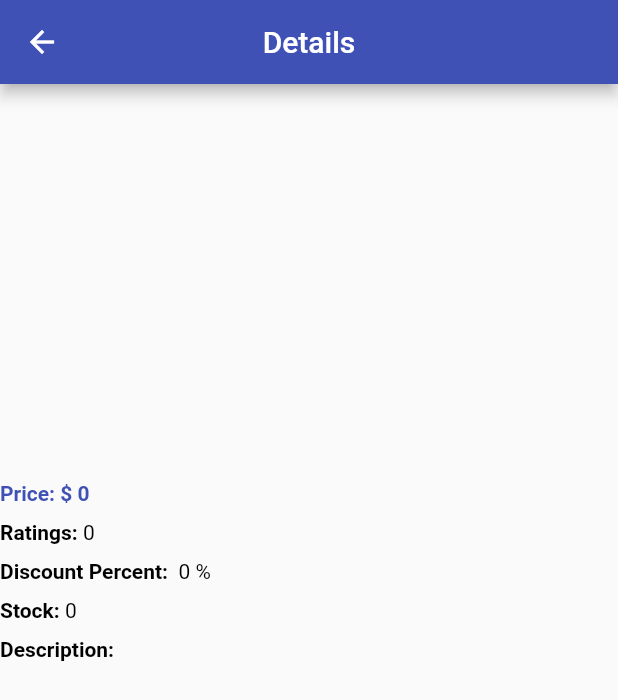
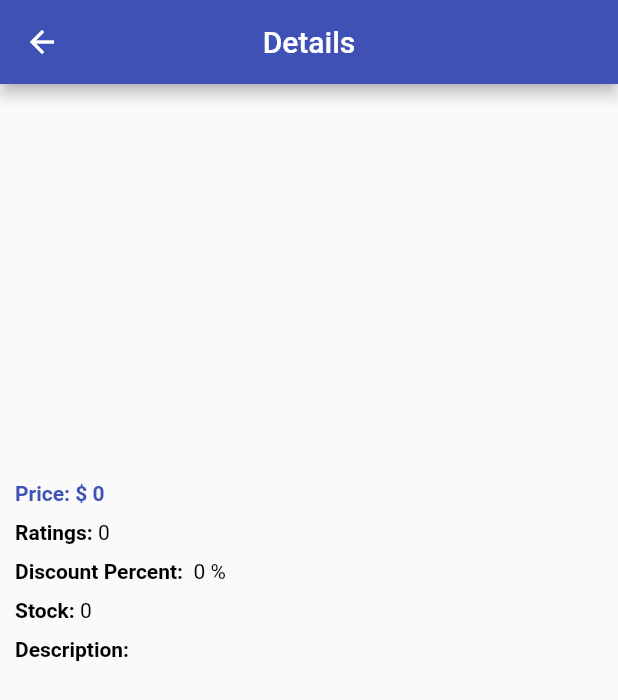
Before and after one commit to purnima-gosain/api-in-carousel, a Flutter app: the DetailsPage screen opened directly with empty values, on a phone screen of 412 x 824 dp. Shown: the top 700 px of the screen. Run offline on Flutter 3.47's test engine with Material 2 defaults, Android fonts, the light colour scheme and no system bars; drawn by our look-alikes of carousel_slider; our stand-ins replace dio, dots_indicator; network calls fail.

Commit message:
style:extracted widget and added padding

```diff
--- a/api_carousel/lib/view/pages/details_page.dart
+++ b/api_carousel/lib/view/pages/details_page.dart
@@ -41,43 +41,16 @@ class _DetailsPageState extends State<DetailsPage> {
           child: Column(
         crossAxisAlignment: CrossAxisAlignment.start,
         children: [
-          CarouselSlider.builder(
-              itemCount: widget.image!.length,
-              itemBuilder: (context, index, realIndex) {
-                final urlImage = widget.image![index];
-                return Image.network(urlImage);
-              },
-              options: CarouselOptions(
-                  autoPlay: false,
-                  enableInfiniteScroll: false,
-                  enlargeCenterPage: true,
-                  viewportFraction: 1,
-                  autoPlayInterval: const Duration(seconds: 2),
-                  onPageChanged: (index, reason) =>
-                      setState(() => _currentPosition = index))),
-          Center(
-            child: DotsIndicator(
-              dotsCount: widget.image!.length,
-              position: _currentPosition.toDouble(),
-              decorator: DotsDecorator(
-                  size: const Size(19, 5),
-                  shape: RoundedRectangleBorder(
-                      borderRadius: BorderRadius.circular(18.0)),
-                  activeSize: const Size(19, 5),
-                  activeShape: RoundedRectangleBorder(
-                      borderRadius: BorderRadius.circular(18.0))),
-            ),
-          ),
-          Text(
-            widget.title ?? "",
-            textAlign: TextAlign.left,
-            style: const TextStyle(fontWeight: FontWeight.w700, fontSize: 20),
-          ),
+          slider(),
+          dotsIndicator(),
+          Padding(
+            padding: const EdgeInsets.symmetric(horizontal: 10),
+            child: Column(
+              crossAxisAlignment: CrossAxisAlignment.start,
+              children: [
+                _title(widget: widget),
                 const SizedBox(height: 10),
-          Text("Price: \$ ${widget.price.toString()}",
-              textAlign: TextAlign.left,
-              style: const TextStyle(
-                  fontWeight: FontWeight.w700, color: Colors.indigo)),
+                price(),
                 const SizedBox(height: 10),
                 _details(
                     widget: widget,
@@ -100,7 +73,68 @@ class _DetailsPageState extends State<DetailsPage> {
                   description: widget.description ?? "",
                 ),
               ],
+            ),
+          ),
+        ],
       )),
+    );
+  }
+
+  Text price() {
+    return Text("Price: \$ ${widget.price.toString()}",
+        textAlign: TextAlign.left,
+        style:
+            const TextStyle(fontWeight: FontWeight.w700, color: Colors.indigo));
+  }
+
+  Center dotsIndicator() {
+    return Center(
+      child: DotsIndicator(
+        dotsCount: widget.image!.length,
+        position: _currentPosition.toDouble(),
+        decorator: DotsDecorator(
+            size: const Size(19, 5),
+            shape: RoundedRectangleBorder(
+                borderRadius: BorderRadius.circular(18.0)),
+            activeSize: const Size(19, 5),
+            activeShape: RoundedRectangleBorder(
+                borderRadius: BorderRadius.circular(18.0))),
+      ),
+    );
+  }
+
+  CarouselSlider slider() {
+    return CarouselSlider.builder(
+        itemCount: widget.image!.length,
+        itemBuilder: (context, index, realIndex) {
+          final urlImage = widget.image![index];
+          return Image.network(urlImage);
+        },
+        options: CarouselOptions(
+            autoPlay: true,
+            enableInfiniteScroll: false,
+            enlargeCenterPage: true,
+            viewportFraction: 1,
+            autoPlayInterval: const Duration(seconds: 2),
+            onPageChanged: (index, reason) =>
+                setState(() => _currentPosition = index)));
+  }
+}
+
+class _title extends StatelessWidget {
+  const _title({
+    Key? key,
+    required this.widget,
+  }) : super(key: key);
+
+  final DetailsPage widget;
+
+  @override
+  Widget build(BuildContext context) {
+    return Text(
+      widget.title ?? "",
+      textAlign: TextAlign.left,
+      style: const TextStyle(fontWeight: FontWeight.w700, fontSize: 20),
     );
   }
 }
```
Lines whose indentation alone changed are shown as unchanged.
